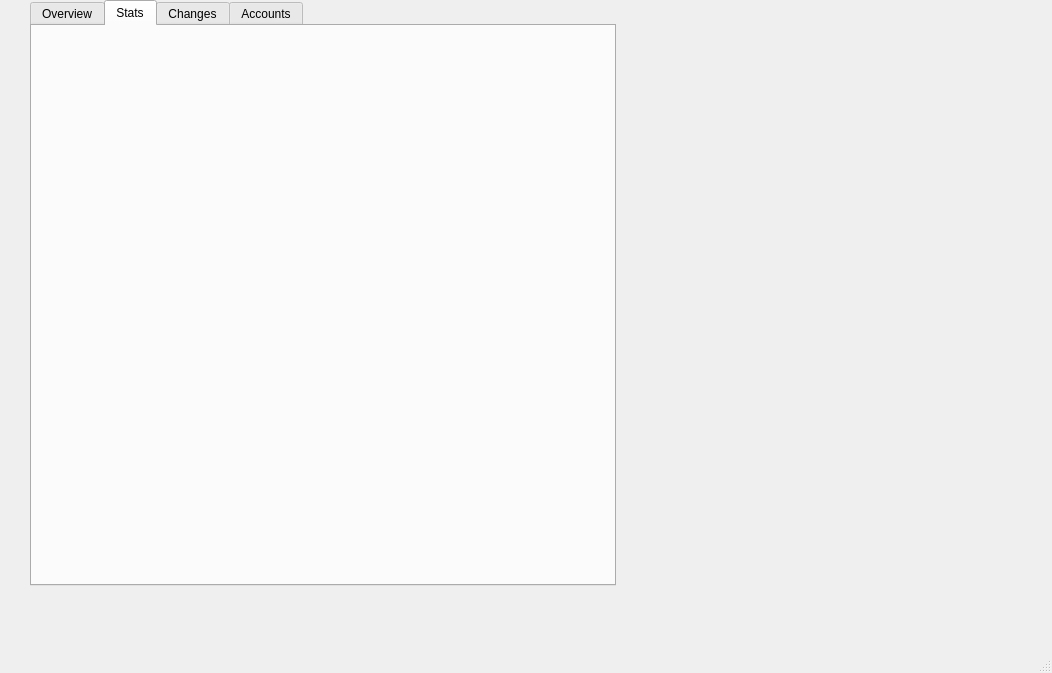
Old version of the form gui/mainwindow.ui in the repository explosion204/office-expense-tracker.
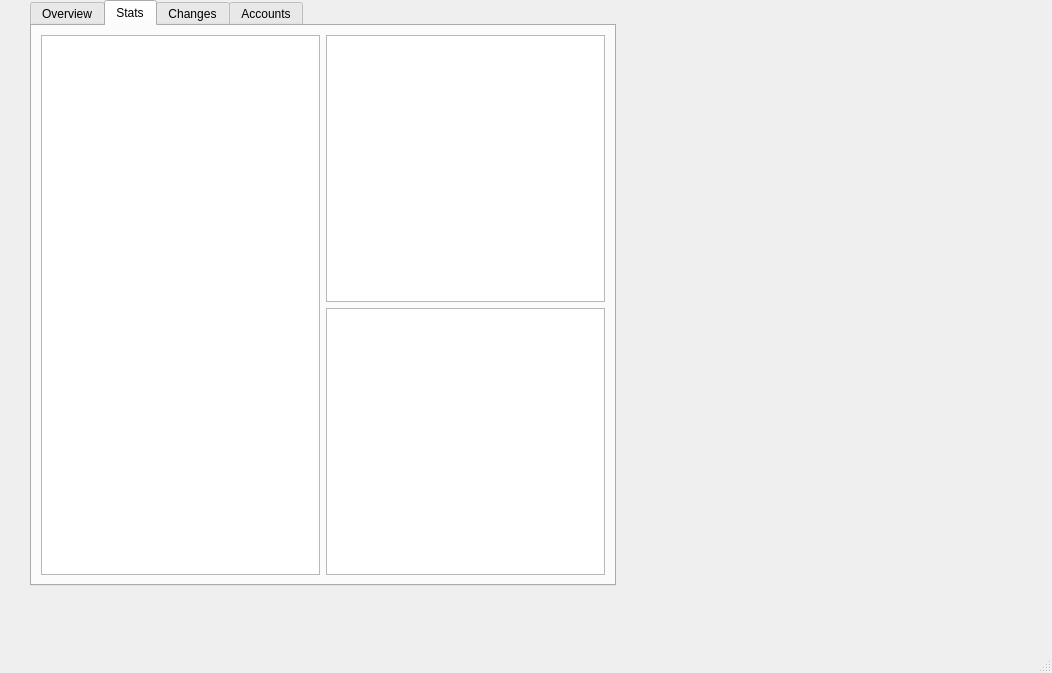
New version of the form. The open tabs and pages were chosen to show the change.

Commit message: stats tab prototype

Patch:
```diff
--- a/gui/mainwindow.ui
+++ b/gui/mainwindow.ui
@@ -214,6 +214,21 @@
      <attribute name="title">
       <string>Stats</string>
      </attribute>
+     <layout class="QGridLayout" name="gridLayout_12">
+      <item row="0" column="0">
+       <widget class="QListWidget" name="listWidget"/>
+      </item>
+      <item row="0" column="1">
+       <layout class="QVBoxLayout" name="verticalLayout_3">
+        <item>
+         <widget class="QGraphicsView" name="graphicsView"/>
+        </item>
+        <item>
+         <widget class="QTextBrowser" name="textBrowser"/>
+        </item>
+       </layout>
+      </item>
+     </layout>
     </widget>
     <widget class="QWidget" name="changesTab">
      <attribute name="title">
```
Left out of the diff: 6 changed lines with no effect on the pictures. The commit also changes 2 other files.
